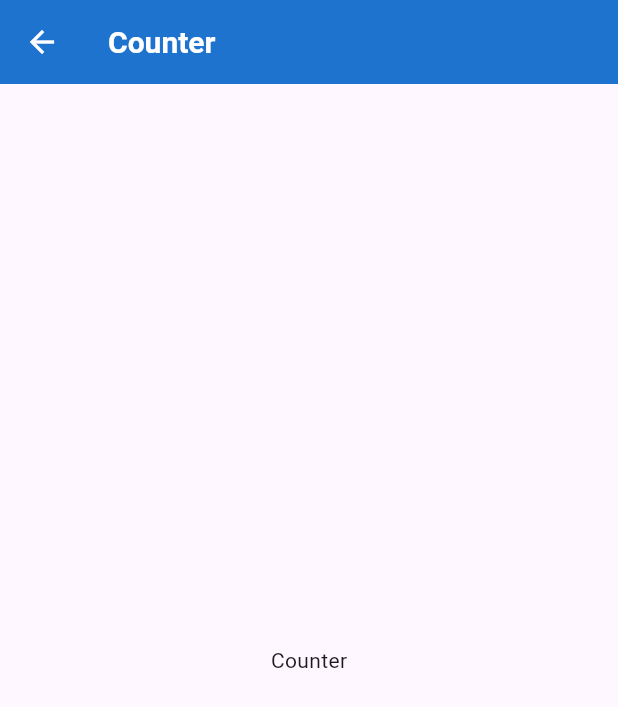
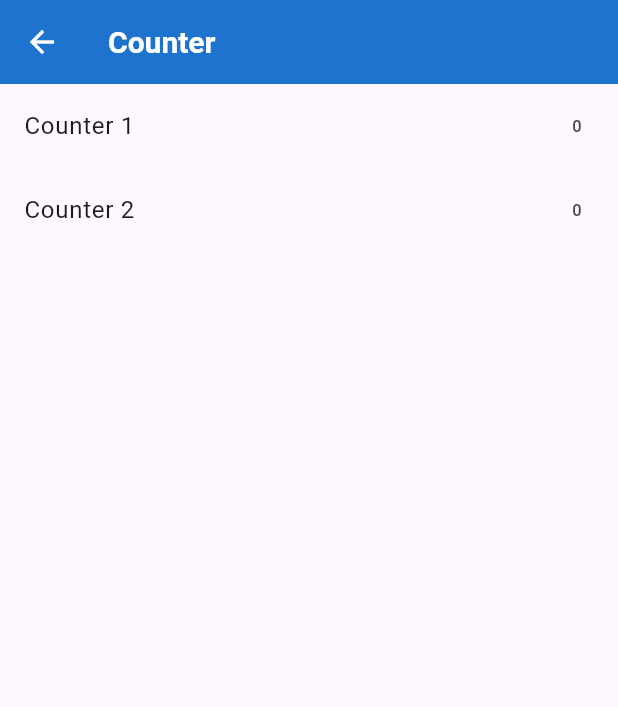
Before and after one commit to Aswin964567/counter_app, a Flutter app: the screen it shows after launch, after a tap on "Press to New page", on a phone screen of 412 x 824 dp. Shown: the top 707 px of the screen. Run offline on Flutter 3.47's test engine with Material 3 defaults, Android fonts, the phone set to English and light mode, and no system bars; our stand-ins replace go_router.

Commit message:
counter implementation

```diff
--- a/lib/core/router/router.dart
+++ b/lib/core/router/router.dart
@@ -1,15 +1,28 @@
-import 'package:counter_app/features/counter/counter_screen.dart';
+import 'package:counter_app/features/counter/models/counter_model.dart';
+import 'package:counter_app/features/counter/presentation/counter_detail_screen.dart';
+import 'package:counter_app/features/counter/presentation/counter_screen.dart';
 import 'package:counter_app/features/home/home_screen.dart';
 import 'package:go_router/go_router.dart';
 
 final GoRouter appRouter = GoRouter(
   initialLocation: '/',
   routes: [
-    GoRoute(path: '/', name: 'home', builder: (context, state) => HomeScreen()),
+    GoRoute(path: '/',
+    name: 'home',
+     builder: (context, state) => HomeScreen(),
+     ),
     GoRoute(
       path: '/counter',
       name: 'counter',
       builder: (context, state) => CounterScreen(),
     ),
+      GoRoute(
+      path: '/counterDetailScreen',
+      name: 'counterDetailScreen',
+      builder: (context, state){
+        final counter = state.extra as Counter;
+        return CounterDetailScreen(counter: counter);
+      },
+    ),
   ],
 );
--- a/lib/features/counter/counter_screen.dart
+++ /dev/null
@@ -1,15 +0,0 @@
-import 'package:flutter/material.dart';
-
-class CounterScreen extends StatelessWidget {
-  const CounterScreen({super.key});
-
-  @override
-  Widget build(BuildContext context) {
-    return Scaffold(
-      appBar: AppBar(title: Text("Counter"),),
-      body: Center(
-        child: Text("Counter"),
-      ),
-    );
-  }
-}
--- /dev/null
+++ b/lib/features/counter/models/counter_model.dart
@@ -0,0 +1,7 @@
+class Counter {
+  final int id;
+  final String title;
+  int value;
+
+  Counter({required this.id, required this.title, this.value = 0});
+}
--- /dev/null
+++ b/lib/features/counter/presentation/counter_detail_screen.dart
@@ -0,0 +1,35 @@
+import 'package:counter_app/features/counter/models/counter_model.dart';
+import 'package:counter_app/features/counter/providers/counter_provider.dart';
+import 'package:flutter/material.dart';
+import 'package:provider/provider.dart';
+
+class CounterDetailScreen extends StatelessWidget {
+  final Counter counter;
+  const CounterDetailScreen({super.key, required this.counter, });
+
+  @override
+  Widget build(BuildContext context) {
+    return Scaffold(
+      appBar: AppBar(title: Text(counter.title)),
+      body: Center(
+        child: Consumer<CounterProvider>(
+          builder: (context, counterProvider, child) {
+            return Column(
+              mainAxisAlignment: MainAxisAlignment.center,
+              children: [
+                Text('Counter Value: ${counter.value}', style: TextStyle(fontSize: 24)),
+                SizedBox(height: 20),
+                ElevatedButton(
+                  onPressed: () {
+                    counterProvider.incrementCounter(counter.id);
+                  },
+                  child: Text("Increment"),
+                ),
+              ],
+            );
+          }
+        ),
+      ),
+    );
+  }
+}
--- /dev/null
+++ b/lib/features/counter/presentation/counter_screen.dart
@@ -0,0 +1,26 @@
+import 'package:counter_app/features/counter/providers/counter_provider.dart';
+import 'package:flutter/material.dart';
+import 'package:go_router/go_router.dart';
+import 'package:provider/provider.dart';
+
+class CounterScreen extends StatelessWidget {
+  const CounterScreen({super.key});
+
+  @override
+  Widget build(BuildContext context) {
+    final counterProvider = context.read<CounterProvider>();
+    return Scaffold(
+      appBar: AppBar(title: Text("Counter"),),
+      body: ListView.builder(
+        itemCount: counterProvider.counters.length,
+        itemBuilder: (context,index)=>ListTile(
+          onTap: () {
+            context.pushNamed("counterDetailScreen", extra: counterProvider.counters[index]);
+          },
+          title: Text(counterProvider.counters[index].title),
+          trailing: Text("${counterProvider.counters[index].value}"),
+
+        ))
+    );
+  }
+}
--- /dev/null
+++ b/lib/features/counter/providers/counter_provider.dart
@@ -0,0 +1,17 @@
+import 'package:flutter/material.dart';
+import '../models/counter_model.dart';
+
+class CounterProvider with ChangeNotifier {
+  final List<Counter> _counters = [
+    Counter(id: 1, title: "Counter 1"),
+    Counter(id: 2, title: "Counter 2"),
+  ];
+
+  List<Counter> get counters => _counters;
+
+  void incrementCounter(int id) {
+    final counter = _counters.firstWhere((c) => c.id == id);
+    counter.value++;
+    notifyListeners();
+  }
+}
--- a/lib/main.dart
+++ b/lib/main.dart
@@ -1,9 +1,19 @@
 import 'package:counter_app/core/router/router.dart';
 import 'package:counter_app/core/theme/theme.dart';
+import 'package:counter_app/features/counter/providers/counter_provider.dart';
 import 'package:flutter/material.dart';
+import 'package:provider/provider.dart';
 
 void main() {
-  runApp(const MyApp());
+  runApp(
+    MultiProvider(
+      providers: [
+         ChangeNotifierProvider(create: (_) => CounterProvider()),
+      ],
+      child: const MyApp(
+
+        ),
+    ));
 }
 
 class MyApp extends StatelessWidget {
--- a/pubspec.yaml
+++ b/pubspec.yaml
@@ -35,6 +35,7 @@ dependencies:
   # Use with the CupertinoIcons class for iOS style icons.
   cupertino_icons: ^1.0.8
   go_router: ^14.8.1
+  provider: ^6.1.2
 
 dev_dependencies:
   flutter_test:
```
Also changed, not shown: pubspec.lock.
